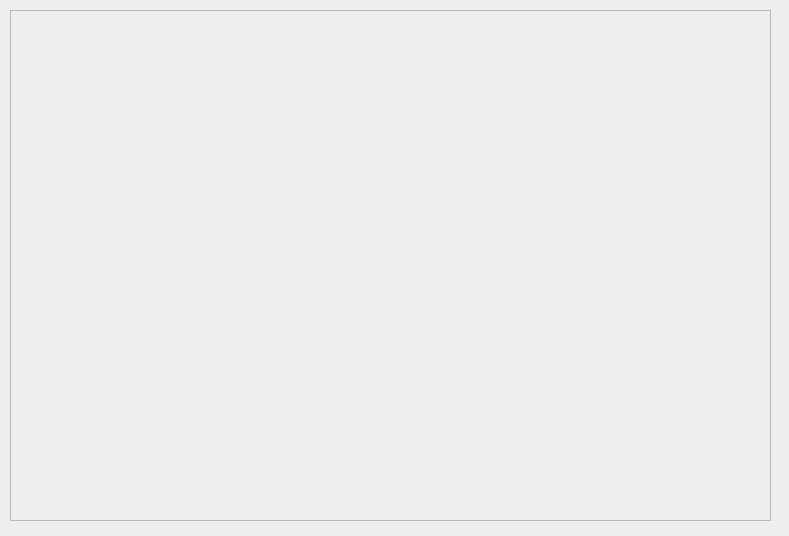
First picture: the form in FileAnalysisWindow.ui, repository Dimitrios-Mourtzilas/Business-Strategy, before the edit.
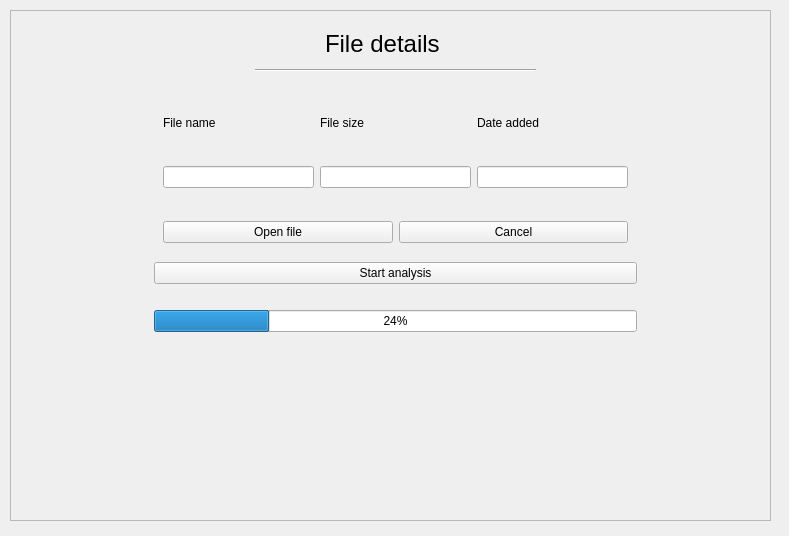
Second picture: the form after the edit.

```diff
--- a/FileAnalysisWindow.ui
+++ b/FileAnalysisWindow.ui
@@ -28,6 +28,138 @@
    <property name="frameShadow">
     <enum>QFrame::Raised</enum>
    </property>
+   <widget class="QFrame" name="verticalFrame">
+    <property name="geometry">
+     <rect>
+      <x>135</x>
+      <y>80</y>
+      <width>501</width>
+      <height>251</height>
+     </rect>
+    </property>
+    <layout class="QVBoxLayout" name="verticalLayout">
+     <item>
+      <widget class="QFrame" name="horizontalFrame">
+       <layout class="QHBoxLayout" name="horizontalLayout">
+        <item>
+         <widget class="QLabel" name="file_name_label">
+          <property name="text">
+           <string>File name</string>
+          </property>
+         </widget>
+        </item>
+        <item>
+         <widget class="QLabel" name="file_size_label">
+          <property name="text">
+           <string>File size</string>
+          </property>
+         </widget>
+        </item>
+        <item>
+         <widget class="QLabel" name="date_added_label">
+          <property name="text">
+           <string>Date added</string>
+          </property>
+         </widget>
+        </item>
+       </layout>
+      </widget>
+     </item>
+     <item>
+      <widget class="QFrame" name="horizontalFrame_2">
+       <layout class="QHBoxLayout" name="horizontalLayout_2">
+        <item>
+         <widget class="QLineEdit" name="file_name_text"/>
+        </item>
+        <item>
+         <widget class="QLineEdit" name="file_size_text"/>
+        </item>
+        <item>
+         <widget class="QLineEdit" name="date_added_text"/>
+        </item>
+       </layout>
+      </widget>
+     </item>
+     <item>
+      <widget class="QFrame" name="horizontalFrame">
+       <layout class="QHBoxLayout" name="horizontalLayout_3">
+        <item>
+         <widget class="QPushButton" name="open_file_button">
+          <property name="text">
+           <string>Open file</string>
+          </property>
+         </widget>
+        </item>
+        <item>
+         <widget class="QPushButton" name="cancel_button">
+          <property name="text">
+           <string>Cancel</string>
+          </property>
+         </widget>
+        </item>
+       </layout>
+      </widget>
+     </item>
+     <item>
+      <widget class="QPushButton" name="start_analysis_button">
+       <property name="text">
+        <string>Start analysis</string>
+       </property>
+      </widget>
+     </item>
+     <item>
+      <spacer name="horizontalSpacer">
+       <property name="orientation">
+        <enum>Qt::Horizontal</enum>
+       </property>
+       <property name="sizeHint" stdset="0">
+        <size>
+         <width>40</width>
+         <height>20</height>
+        </size>
+       </property>
+      </spacer>
+     </item>
+     <item>
+      <widget class="QProgressBar" name="progressBar">
+       <property name="value">
+        <number>24</number>
+       </property>
+      </widget>
+     </item>
+    </layout>
+   </widget>
+   <widget class="QLabel" name="file_details_label">
+    <property name="geometry">
+     <rect>
+      <x>315</x>
+      <y>20</y>
+      <width>118</width>
+      <height>28</height>
+     </rect>
+    </property>
+    <property name="font">
+     <font>
+      <pointsize>18</pointsize>
+     </font>
+    </property>
+    <property name="text">
+     <string>File details</string>
+    </property>
+   </widget>
+   <widget class="Line" name="line">
+    <property name="geometry">
+     <rect>
+      <x>245</x>
+      <y>50</y>
+      <width>281</width>
+      <height>20</height>
+     </rect>
+    </property>
+    <property name="orientation">
+     <enum>Qt::Horizontal</enum>
+    </property>
+   </widget>
   </widget>
  </widget>
  <resources/>
```
